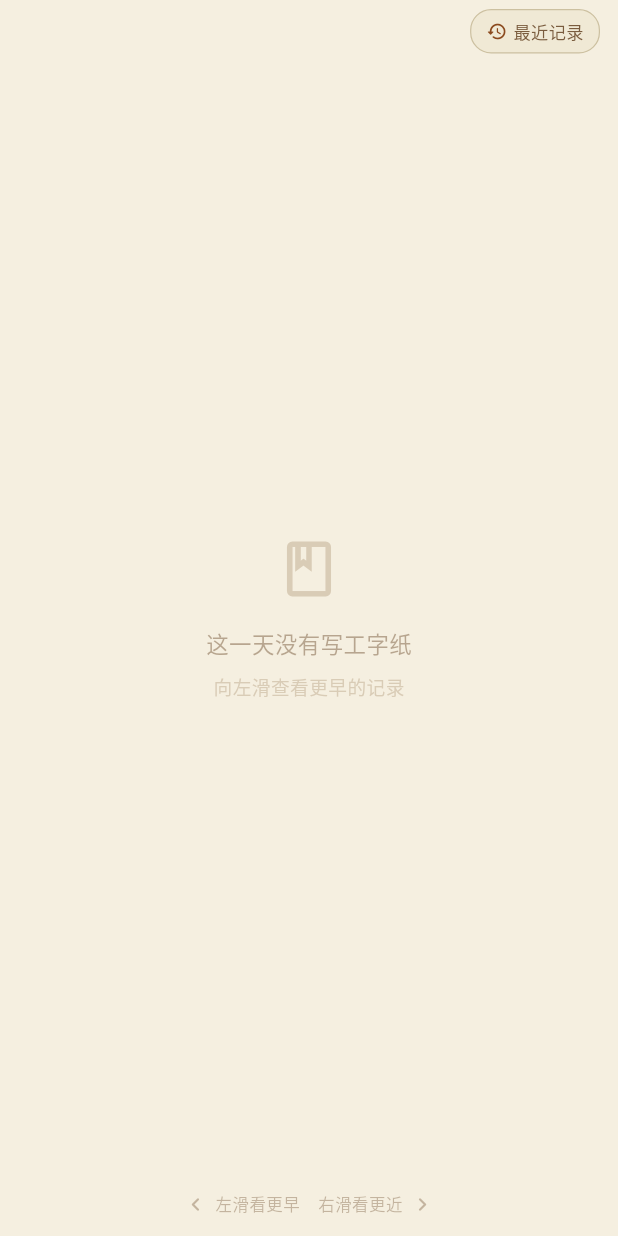
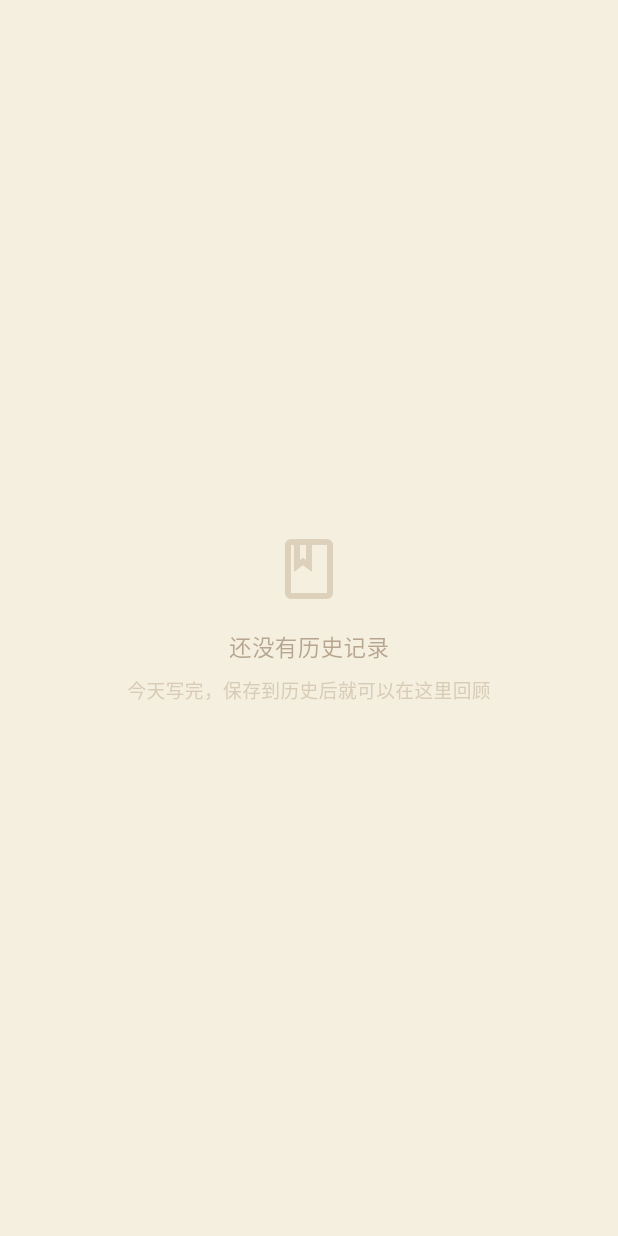
Before and after one commit to wuyiweb007-ops/awaken, a Flutter app: the HistoryScreen screen opened directly, on a phone screen of 412 x 824 dp. Run offline on Flutter 3.47's test engine with Material 3 defaults, Android fonts, the phone set to English and light mode, and no system bars; drawn by our look-alikes of flutter_animate; our stand-ins replace flutter_local_notifications, flutter_timezone, hive_flutter, share_plus, shared_preferences, timezone; accounts and stored records are empty.

Commit message:
feat: 悬浮工具箱修复+历史重构+UI优化
- fix(today): 修复悬浮工具箱定位 bug，改用 SafeArea 有效高度计算初始位置与拖动边界，解决按钮被底部省察栏遮挡问题
- feat(today): 扇形工具箱包含导出、存历史、撤销三个操作
- feat(gongzi_day_card): 顶部待办区高度占比由 0.30 降低至 0.24（降低 20%），最小高度由 90→72
- feat(history): 重构历史页，仅展示有保存记录的日期，空历史显示引导提示
- feat(history): 删除「最近记录」按钮，新增右侧日期刻度滚动条（可点击跳转）
- feat(history): 删除底部左/右滑提示文字，改为按住屏幕时才浮现淡色方向箭头
- feat(settings): 删除「我的」页面中的「打开时显示」设置项

fix(today): fix floating toolbox position using SafeArea-aware height
feat(history): rebuild to show only saved dates with date-ticker sidebar
feat(ui): reduce todo section height ratio by 20%, remove settings default-tab entry

Made-with: Cursor

```diff
--- a/app/lib/presentation/screens/history/history_screen.dart
+++ b/app/lib/presentation/screens/history/history_screen.dart
@@ -21,9 +21,17 @@ class HistoryScreen extends StatefulWidget {
 
 class _HistoryScreenState extends State<HistoryScreen> {
   late final PageController _pageController;
+  final ScrollController _tickerCtrl = ScrollController();
 
-  /// page 0 = yesterday, page 1 = 2 days ago, etc.
-  static const int _maxPages = 365;
+  /// 只保存有记录的日期键，降序（最新在前）
+  List<String> _keys = [];
+  int _currentPage = 0;
+
+  /// 手指是否按住屏幕（用于控制方向箭头显隐）
+  bool _pointerDown = false;
+
+  static const double _tickerItemH = 38.0;
+  static const double _tickerW = 36.0;
 
   @override
   void initState() {
@@ -32,14 +40,39 @@ class _HistoryScreenState extends State<HistoryScreen> {
   }
 
   @override
+  void didChangeDependencies() {
+    super.didChangeDependencies();
+    if (_keys.isEmpty) {
+      // 只加载有记录的日期，provider 已按降序排列
+      _keys = context.read<HistoryProvider>().allKeys;
+    }
+  }
+
+  @override
   void dispose() {
     _pageController.dispose();
+    _tickerCtrl.dispose();
     super.dispose();
   }
 
-  String _dateKeyForPage(int page) {
-    final date = DateTime.now().subtract(Duration(days: page + 1));
-    return dateKey(date);
+  void _onPageChanged(int page) {
+    setState(() => _currentPage = page);
+    _syncTicker(page);
+  }
+
+  void _syncTicker(int index) {
+    if (!_tickerCtrl.hasClients) return;
+    final target = (index * _tickerItemH) -
+        (_tickerCtrl.position.viewportDimension / 2) +
+        _tickerItemH / 2;
+    _tickerCtrl.animateTo(
+      target.clamp(
+        _tickerCtrl.position.minScrollExtent,
+        _tickerCtrl.position.maxScrollExtent,
+      ),
+      duration: const Duration(milliseconds: 300),
+      curve: Curves.easeInOut,
+    );
   }
 
   @override
@@ -49,24 +82,32 @@ class _HistoryScreenState extends State<HistoryScreen> {
     final inkMed = isDark ? AppColors.inkMedDark : AppColors.inkMedLight;
     final accent = isDark ? AppColors.accentDark : AppColors.accentLight;
 
+    if (_keys.isEmpty) {
+      return _EmptyHistoryScreen(isDark: isDark);
+    }
+
     return Scaffold(
       backgroundColor: bg,
       body: SafeArea(
         child: Stack(
           children: [
-            PageView.builder(
+            // ── PageView：只翻有记录的日期 ──────────────────────────────────
+            Listener(
+              onPointerDown: (_) => setState(() => _pointerDown = true),
+              onPointerUp: (_) => setState(() => _pointerDown = false),
+              onPointerCancel: (_) => setState(() => _pointerDown = false),
+              child: PageView.builder(
                 controller: _pageController,
-              itemCount: _maxPages,
+                itemCount: _keys.length,
                 physics: const BouncingScrollPhysics(),
-              itemBuilder: (context, page) {
-                final key = _dateKeyForPage(page);
-                final record = context.read<HistoryProvider>().loadRecord(key);
-                if (record.isEmpty) {
-                  return _EmptyDayPage(isDark: isDark);
-                }
+                onPageChanged: _onPageChanged,
+                itemBuilder: (ctx, i) {
+                  final key = _keys[i];
+                  final record = ctx.read<HistoryProvider>().loadRecord(key);
                   return GongziDayCard(
                     isDark: isDark,
-                  topBandChild: _HistoryTodoBand(record: record, isDark: isDark),
+                    topBandChild:
+                        _HistoryTodoBand(record: record, isDark: isDark),
                     midLeftChild: _ReadonlyBlocks(
                       label: '计划完成',
                       icon: Icons.schedule_rounded,
@@ -93,76 +134,61 @@ class _HistoryScreenState extends State<HistoryScreen> {
                       .slideX(begin: 0.03, end: 0, duration: 250.ms);
                 },
               ),
+            ),
+
+            // ── 方向箭头：仅在手指按住时浮现，松手消失 ─────────────────────
+            if (_pointerDown) ...[
+              if (_currentPage > 0)
                 Positioned(
-              top: 6,
-              right: 12,
-              child: GestureDetector(
-                onTap: _jumpToNearest,
-                child: Container(
-                  padding:
-                      const EdgeInsets.symmetric(horizontal: 10, vertical: 5),
-                  decoration: BoxDecoration(
-                    color: isDark
-                        ? AppColors.surfaceAltDark
-                        : AppColors.surfaceAltLight,
-                    borderRadius: BorderRadius.circular(14),
-                    border: Border.all(
-                      color:
-                          isDark ? AppColors.dividerDark : AppColors.dividerLight,
-                      width: 0.8,
-                    ),
-                  ),
-                  child: Row(
-                    mainAxisSize: MainAxisSize.min,
-                    children: [
-                      Icon(Icons.history_rounded, size: 14, color: accent),
-                      const SizedBox(width: 4),
-                      Text(
-                        '最近记录',
-                        style: TextStyle(fontSize: 11.5, color: inkMed),
-                      ),
-                    ],
+                  left: 6,
+                  top: 0,
+                  bottom: 0,
+                  child: IgnorePointer(
+                    child: Center(
+                      child: Icon(
+                        Icons.chevron_left_rounded,
+                        color: inkMed.withValues(alpha: 0.20),
+                        size: 52,
                       ),
                     ),
                   ),
                 ),
+              if (_currentPage < _keys.length - 1)
                 Positioned(
-              bottom: 12,
-              left: 0,
-              right: 0,
-              child: Row(
-                mainAxisAlignment: MainAxisAlignment.center,
-                children: [
-                  Icon(
-                    Icons.chevron_left_rounded,
-                    color: inkMed.withValues(alpha: 0.4),
-                    size: 18,
-                  ),
-                  const SizedBox(width: 4),
-                  Text(
-                    '左滑看更早',
-                    style: TextStyle(
-                      fontSize: 11,
-                      color: inkMed.withValues(alpha: 0.4),
-                      letterSpacing: 0.3,
+                  right: _tickerW + 4,
+                  top: 0,
+                  bottom: 0,
+                  child: IgnorePointer(
+                    child: Center(
+                      child: Icon(
+                        Icons.chevron_right_rounded,
+                        color: inkMed.withValues(alpha: 0.20),
+                        size: 52,
                       ),
                     ),
-                  const SizedBox(width: 12),
-                  Text(
-                    '右滑看更近',
-                    style: TextStyle(
-                      fontSize: 11,
-                      color: inkMed.withValues(alpha: 0.4),
-                      letterSpacing: 0.3,
                   ),
                 ),
-                  const SizedBox(width: 4),
-                  Icon(
-                    Icons.chevron_right_rounded,
-                    color: inkMed.withValues(alpha: 0.4),
-                    size: 18,
+            ],
+
+            // ── 右侧日期刻度滚动条 ──────────────────────────────────────────
+            Positioned(
+              right: 0,
+              top: 0,
+              bottom: 0,
+              child: _DateTicker(
+                keys: _keys,
+                currentIndex: _currentPage,
+                controller: _tickerCtrl,
+                onTap: (i) => _pageController.animateToPage(
+                  i,
+                  duration: const Duration(milliseconds: 380),
+                  curve: Curves.easeInOut,
                 ),
-                ],
+                isDark: isDark,
+                accent: accent,
+                inkMed: inkMed,
+                width: _tickerW,
+                itemHeight: _tickerItemH,
               ),
             ),
           ],
@@ -170,53 +196,35 @@ class _HistoryScreenState extends State<HistoryScreen> {
       ),
     );
   }
-
-  void _jumpToNearest() {
-    final provider = context.read<HistoryProvider>();
-    for (int i = 0; i < _maxPages; i++) {
-      final key = _dateKeyForPage(i);
-      final rec = provider.loadRecord(key);
-      if (!rec.isEmpty) {
-        _pageController.animateToPage(
-          i,
-          duration: const Duration(milliseconds: 400),
-          curve: Curves.easeInOut,
-        );
-        return;
-      }
-    }
-    ScaffoldMessenger.of(context).showSnackBar(
-      const SnackBar(
-        content: Text('暂无历史记录'),
-        duration: Duration(seconds: 2),
-      ),
-    );
-  }
 }
 
-// ── Empty day ───────────────────────────────────────────────────────────────
+// ── 无历史记录时的空状态页 ───────────────────────────────────────────────────
 
-class _EmptyDayPage extends StatelessWidget {
+class _EmptyHistoryScreen extends StatelessWidget {
   final bool isDark;
-  const _EmptyDayPage({required this.isDark});
+  const _EmptyHistoryScreen({required this.isDark});
 
   @override
   Widget build(BuildContext context) {
+    final bg = isDark ? AppColors.bgDark : AppColors.bgLight;
     final inkLight = isDark ? AppColors.inkLightDark : AppColors.inkLightLight;
     final inkMed = isDark ? AppColors.inkMedDark : AppColors.inkMedLight;
 
-    return Center(
+    return Scaffold(
+      backgroundColor: bg,
+      body: SafeArea(
+        child: Center(
           child: Column(
             mainAxisAlignment: MainAxisAlignment.center,
             children: [
               Icon(
                 Icons.book_outlined,
-            size: 44,
-            color: inkLight.withValues(alpha: 0.4),
+                size: 48,
+                color: inkLight.withValues(alpha: 0.35),
               ),
               const SizedBox(height: 16),
               Text(
-            '这一天没有写工字纸',
+                '还没有历史记录',
                 style: TextStyle(
                   fontSize: 15,
                   color: inkMed.withValues(alpha: 0.5),
@@ -224,7 +232,7 @@ class _EmptyDayPage extends StatelessWidget {
               ),
               const SizedBox(height: 8),
               Text(
-            '向左滑查看更早的记录',
+                '今天写完，保存到历史后就可以在这里回顾',
                 style: TextStyle(
                   fontSize: 12.5,
                   color: inkLight.withValues(alpha: 0.4),
@@ -232,11 +240,109 @@ class _EmptyDayPage extends StatelessWidget {
               ),
             ],
           ).animate().fadeIn(duration: 300.ms),
+        ),
+      ),
     );
   }
 }
 
-// ── History bands (read-only，布局与「今天」一致) ─────────────────────────────
+// ── 右侧日期刻度滚动条 ───────────────────────────────────────────────────────
+
+class _DateTicker extends StatelessWidget {
+  final List<String> keys;
+  final int currentIndex;
+  final ScrollController controller;
+  final void Function(int) onTap;
+  final bool isDark;
+  final Color accent;
+  final Color inkMed;
+  final double width;
+  final double itemHeight;
+
+  const _DateTicker({
+    required this.keys,
+    required this.currentIndex,
+    required this.controller,
+    required this.onTap,
+    required this.isDark,
+    required this.accent,
+    required this.inkMed,
+    required this.width,
+    required this.itemHeight,
+  });
+
+  /// "2026-04-23" → "4\n23"
+  String _label(String key) {
+    final p = key.split('-');
+    if (p.length != 3) return key;
+    final month = int.tryParse(p[1]) ?? p[1];
+    final day = p[2];
+    return '$month\n$day';
+  }
+
+  @override
+  Widget build(BuildContext context) {
+    final surface =
+        isDark ? AppColors.surfaceAltDark : AppColors.surfaceAltLight;
+    final divider = isDark ? AppColors.dividerDark : AppColors.dividerLight;
+
+    return Container(
+      width: width,
+      decoration: BoxDecoration(
+        color: surface.withValues(alpha: 0.92),
+        borderRadius: const BorderRadius.only(
+          topLeft: Radius.circular(8),
+          bottomLeft: Radius.circular(8),
+        ),
+        border: Border(
+          left: BorderSide(color: divider, width: 0.5),
+        ),
+      ),
+      child: ClipRRect(
+        borderRadius: const BorderRadius.only(
+          topLeft: Radius.circular(8),
+          bottomLeft: Radius.circular(8),
+        ),
+        child: ListView.builder(
+          controller: controller,
+          itemCount: keys.length,
+          itemExtent: itemHeight,
+          physics: const BouncingScrollPhysics(),
+          padding: const EdgeInsets.symmetric(vertical: 4),
+          itemBuilder: (ctx, i) {
+            final selected = i == currentIndex;
+            return GestureDetector(
+              onTap: () => onTap(i),
+              child: Container(
+                alignment: Alignment.center,
+                margin: const EdgeInsets.symmetric(horizontal: 3, vertical: 2),
+                decoration: selected
+                    ? BoxDecoration(
+                        color: accent.withValues(alpha: 0.15),
+                        borderRadius: BorderRadius.circular(5),
+                      )
+                    : null,
+                child: Text(
+                  _label(keys[i]),
+                  textAlign: TextAlign.center,
+                  style: TextStyle(
+                    fontSize: 9.5,
+                    height: 1.25,
+                    color: selected ? accent : inkMed.withValues(alpha: 0.55),
+                    fontWeight:
+                        selected ? FontWeight.w700 : FontWeight.normal,
+                  ),
+                ),
+              ),
+            );
+          },
+        ),
+      ),
+    );
+  }
+}
+
+// ── History bands（只读，布局与「今天」一致） ──────────────────────────────────
 
 class _HistoryTodoBand extends StatelessWidget {
   final DailyRecord record;
--- a/app/lib/presentation/screens/settings/settings_screen.dart
+++ b/app/lib/presentation/screens/settings/settings_screen.dart
@@ -46,11 +46,6 @@ class SettingsScreen extends StatelessWidget {
           // ── Theme ──────────────────────────────────────────────
           _SectionHeader('主题外观', isDark: isDark),
           _ThemeCard(isDark: isDark, accent: accent),
-          const SizedBox(height: 20),
-
-          // ── Default Tab ────────────────────────────────────────
-          _SectionHeader('打开时显示', isDark: isDark),
-          _DefaultTabCard(isDark: isDark, accent: accent),
           const SizedBox(height: 20),
 
           // ── Data ───────────────────────────────────────────────
```
Also changed, not shown: app/lib/presentation/screens/today/today_screen.dart (+14 -4 lines), app/lib/presentation/widgets/gongzi_day_card.dart (+4 -3 lines). Lines whose indentation alone changed are shown as unchanged.
